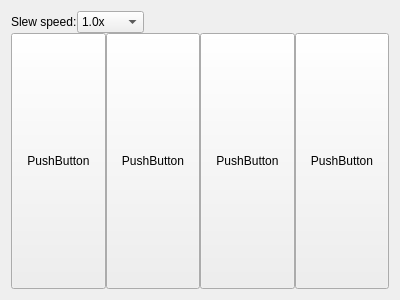
Above: src/widgets/mountwidget.ui from GuLinux/PlanetaryImager before the change. Below: the same form after it.
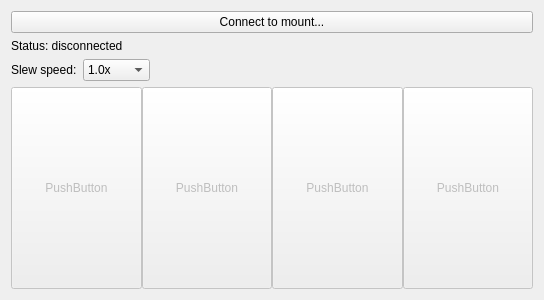
That is the form after the change.

Commit message: Add mount connection dialog

Patch:
```diff
--- a/src/widgets/mountwidget.ui
+++ b/src/widgets/mountwidget.ui
@@ -6,7 +6,7 @@
    <rect>
     <x>0</x>
     <y>0</y>
-    <width>400</width>
+    <width>544</width>
     <height>300</height>
    </rect>
   </property>
@@ -15,13 +15,27 @@
   </property>
   <layout class="QGridLayout" name="gridLayout">
    <item row="0" column="0">
-    <layout class="QVBoxLayout" name="verticalLayout" stretch="0,0">
+    <layout class="QVBoxLayout" name="verticalLayout" stretch="0,0,0,0">
      <property name="spacing">
-      <number>0</number>
+      <number>6</number>
      </property>
      <property name="sizeConstraint">
       <enum>QLayout::SetDefaultConstraint</enum>
      </property>
+     <item>
+      <widget class="QPushButton" name="btnConnect">
+       <property name="text">
+        <string>Connect to mount...</string>
+       </property>
+      </widget>
+     </item>
+     <item>
+      <widget class="QLabel" name="info">
+       <property name="text">
+        <string>Status: disconnected</string>
+       </property>
+      </widget>
+     </item>
      <item>
       <layout class="QHBoxLayout" name="horizontalLayout">
        <item>
@@ -95,6 +109,9 @@
        </property>
        <item>
         <widget class="QPushButton" name="pushButton">
+         <property name="enabled">
+          <bool>false</bool>
+         </property>
          <property name="sizePolicy">
           <sizepolicy hsizetype="Minimum" vsizetype="Expanding">
            <horstretch>0</horstretch>
@@ -111,6 +128,9 @@
        </item>
        <item>
         <widget class="QPushButton" name="pushButton_2">
+         <property name="enabled">
+          <bool>false</bool>
+         </property>
          <property name="sizePolicy">
           <sizepolicy hsizetype="Minimum" vsizetype="Expanding">
            <horstretch>0</horstretch>
@@ -124,6 +144,9 @@
        </item>
        <item>
         <widget class="QPushButton" name="pushButton_3">
+         <property name="enabled">
+          <bool>false</bool>
+         </property>
          <property name="sizePolicy">
           <sizepolicy hsizetype="Minimum" vsizetype="Expanding">
            <horstretch>0</horstretch>
@@ -137,6 +160,9 @@
        </item>
        <item>
         <widget class="QPushButton" name="pushButton_4">
+         <property name="enabled">
+          <bool>false</bool>
+         </property>
          <property name="sizePolicy">
           <sizepolicy hsizetype="Minimum" vsizetype="Expanding">
            <horstretch>0</horstretch>
```
The commit also changes 3 other files.
